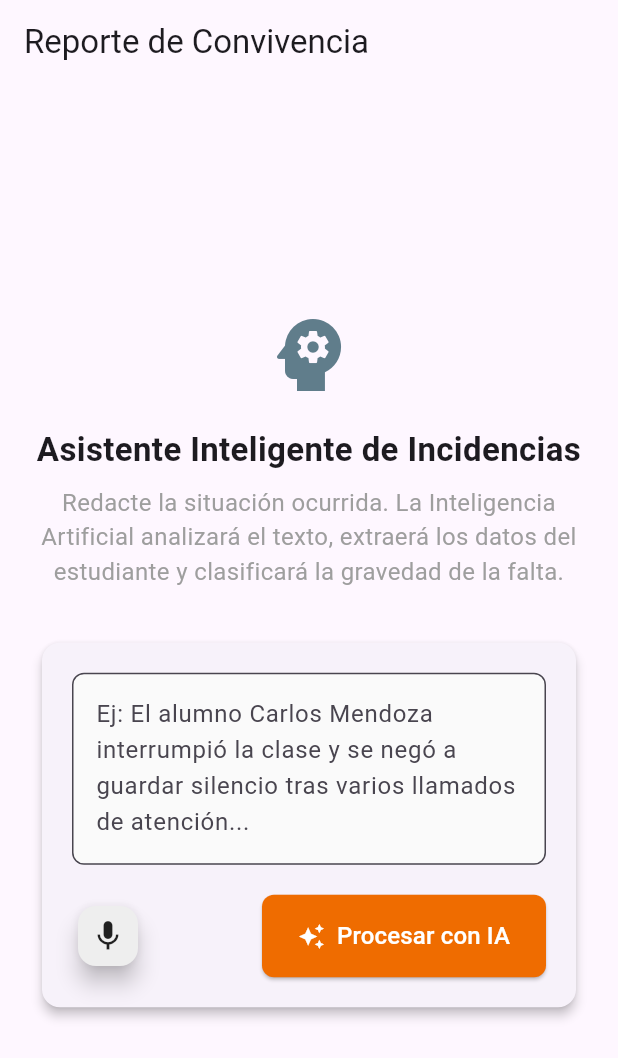
After one commit to crearwebdesign/incidencias_liceo, a Flutter app: the IncidenciaScreen screen opened by its route, on a phone screen of 412 x 824 dp. The commit adds this screen. Shown: the top 1058 px of the screen. Run offline on Flutter 3.47's test engine with Material 3 defaults, Android fonts, the phone set to English and light mode, and no system bars; our stand-ins replace flutter_dotenv, flutter_riverpod, go_router, supabase_flutter; accounts and stored records are empty; network calls fail.

Commit message:
Activar Opcion Incidencia

```diff
--- a/lib/router/app_router.dart
+++ b/lib/router/app_router.dart
@@ -1,10 +1,11 @@
 // lib/router/app_router.dart
-import 'package:flutter/material.dart';
+//import 'package:flutter/material.dart';
 import 'package:go_router/go_router.dart';
 import 'package:flutter_riverpod/flutter_riverpod.dart';
 import '../auth/auth_provider.dart';
 import '../screens/login_screen.dart';
 import '../screens/home_screen.dart';
+import '../screens/incidencia_screen.dart';
 
 // El Proveedor del Enrutador
 // Al envolver GoRouter en un Provider, le damos el poder de leer otros proveedores (como el vigía de autenticación).
@@ -50,6 +51,10 @@ final routerProvider = Provider<GoRouter>((ref) {
         path: '/',
         builder: (context, state) => const HomeScreen(),
       ),
+      GoRoute(
+        path: '/incidencias',
+        builder: (context, state) => const IncidenciaScreen(),
+      ),
     ],
   );
 });
--- a/lib/screens/home_screen.dart
+++ b/lib/screens/home_screen.dart
@@ -2,6 +2,7 @@
 import 'package:flutter/material.dart';
 import 'package:flutter_riverpod/flutter_riverpod.dart';
 import '../auth/auth_provider.dart';
+import 'package:go_router/go_router.dart';
 
 class HomeScreen extends ConsumerWidget {
   const HomeScreen({super.key});
@@ -61,7 +62,7 @@ class HomeScreen extends ConsumerWidget {
                   icon: Icons.gavel,
                   color: Colors.orange,
                   onTap: () {
-                    debugPrint('Navegando a Incidencias...');
+                    context.push('/incidencias');
                   },
                 ),
                 _buildActionCard(
--- /dev/null
+++ b/lib/screens/incidencia_screen.dart
@@ -0,0 +1,152 @@
+// lib/screens/incidencia_screen.dart
+import 'package:flutter/material.dart';
+import 'package:flutter_riverpod/flutter_riverpod.dart';
+
+class IncidenciaScreen extends ConsumerStatefulWidget {
+  const IncidenciaScreen({super.key});
+
+  @override
+  ConsumerState<IncidenciaScreen> createState() => _IncidenciaScreenState();
+}
+
+class _IncidenciaScreenState extends ConsumerState<IncidenciaScreen> {
+  final _textoController = TextEditingController();
+  bool _isProcessing = false;
+
+  @override
+  void dispose() {
+    _textoController.dispose();
+    super.dispose();
+  }
+
+  // Esta función es el "esqueleto" que luego conectaremos con Gemini
+  void _procesarIncidencia() {
+    if (_textoController.text.trim().isEmpty) return;
+
+    // Cerramos el teclado virtual si se está usando en móvil
+    FocusScope.of(context).unfocus();
+
+    setState(() {
+      _isProcessing = true;
+    });
+
+    // Simulamos una espera de 2 segundos.
+    // En el próximo paso, reemplazaremos esto con la llamada a la Edge Function.
+    Future.delayed(const Duration(seconds: 2), () {
+      if (mounted) {
+        setState(() {
+          _isProcessing = false;
+        });
+        // Feedback visual temporal
+        ScaffoldMessenger.of(context).showSnackBar(
+          const SnackBar(content: Text('Interfaz lista. Esperando integración con la IA.')),
+        );
+      }
+    });
+  }
+
+  @override
+  Widget build(BuildContext context) {
+    return Scaffold(
+      appBar: AppBar(
+        title: const Text('Reporte de Convivencia'),
+      ),
+      body: Center(
+        child: SingleChildScrollView(
+          padding: const EdgeInsets.all(24.0),
+          child: ConstrainedBox(
+            // Restringimos el ancho para que en Chrome Web mantenga proporciones legibles
+            constraints: const BoxConstraints(maxWidth: 700),
+            child: Column(
+              crossAxisAlignment: CrossAxisAlignment.stretch,
+              children: [
+                const Icon(Icons.psychology, size: 64, color: Colors.blueGrey),
+                const SizedBox(height: 16),
+                const Text(
+                  'Asistente Inteligente de Incidencias',
+                  style: TextStyle(fontSize: 22, fontWeight: FontWeight.bold),
+                  textAlign: TextAlign.center,
+                ),
+                const SizedBox(height: 8),
+                const Text(
+                  'Redacte la situación ocurrida. La Inteligencia Artificial analizará el texto, extraerá los datos del estudiante y clasificará la gravedad de la falta.',
+                  style: TextStyle(color: Colors.grey, fontSize: 16),
+                  textAlign: TextAlign.center,
+                ),
+                const SizedBox(height: 32),
+
+                Card(
+                  elevation: 3,
+                  shape: RoundedRectangleBorder(borderRadius: BorderRadius.circular(12)),
+                  child: Padding(
+                    padding: const EdgeInsets.all(20.0),
+                    child: Column(
+                      children: [
+                        TextField(
+                          controller: _textoController,
+                          maxLines: 7, // Campo amplio para redactar
+                          minLines: 4,
+                          decoration: InputDecoration(
+                            hintText: 'Ej: El alumno Carlos Mendoza interrumpió la clase y se negó a guardar silencio tras varios llamados de atención...',
+                            border: OutlineInputBorder(
+                              borderRadius: BorderRadius.circular(8),
+                            ),
+                            filled: true,
+                            fillColor: Colors.grey.shade50,
+                          ),
+                        ),
+                        const SizedBox(height: 20),
+                        Row(
+                          mainAxisAlignment: MainAxisAlignment.spaceBetween,
+                          children: [
+                            // EL ESPACIO RESERVADO PARA EL MICRÓFONO
+                            FloatingActionButton.small(
+                              heroTag: 'mic_button',
+                              onPressed: () {
+                                ScaffoldMessenger.of(context).showSnackBar(
+                                  const SnackBar(content: Text('Micrófono: Instalación en la próxima fase')),
+                                );
+                              },
+                              backgroundColor: Colors.grey.shade200,
+                              foregroundColor: Colors.black87,
+                              tooltip: 'Dictar por voz',
+                              child: const Icon(Icons.mic),
+                            ),
+
+                            // EL BOTÓN DE PROCESAMIENTO IA
+                            ElevatedButton.icon(
+                              onPressed: _isProcessing ? null : _procesarIncidencia,
+                              icon: _isProcessing
+                                  ? const SizedBox(
+                                      width: 20,
+                                      height: 20,
+                                      child: CircularProgressIndicator(strokeWidth: 2, color: Colors.white)
+                                    )
+                                  : const Icon(Icons.auto_awesome),
+                              label: Text(
+                                _isProcessing ? 'Analizando...' : 'Procesar con IA',
+                                style: const TextStyle(fontSize: 16),
+                              ),
+                              style: ElevatedButton.styleFrom(
+                                padding: const EdgeInsets.symmetric(horizontal: 24, vertical: 16),
+                                backgroundColor: Colors.orange.shade800,
+                                foregroundColor: Colors.white,
+                                shape: RoundedRectangleBorder(
+                                  borderRadius: BorderRadius.circular(8),
+                                ),
+                              ),
+                            ),
+                          ],
+                        ),
+                      ],
+                    ),
+                  ),
+                ),
+              ],
+            ),
+          ),
+        ),
+      ),
+    );
+  }
+}
```
